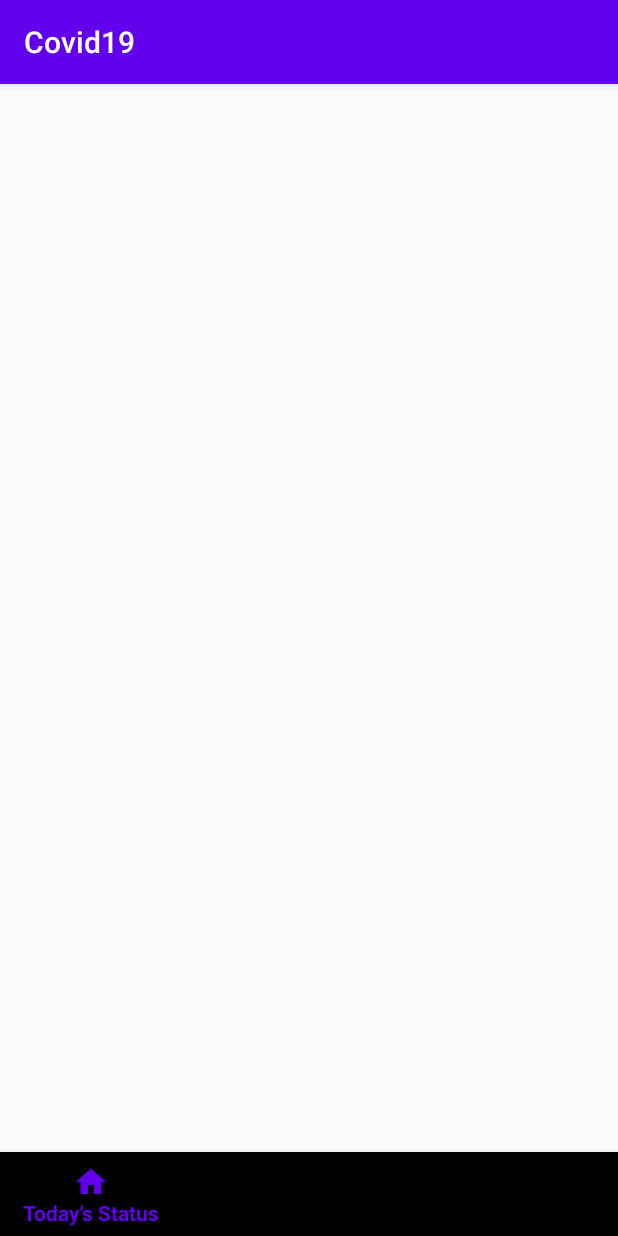
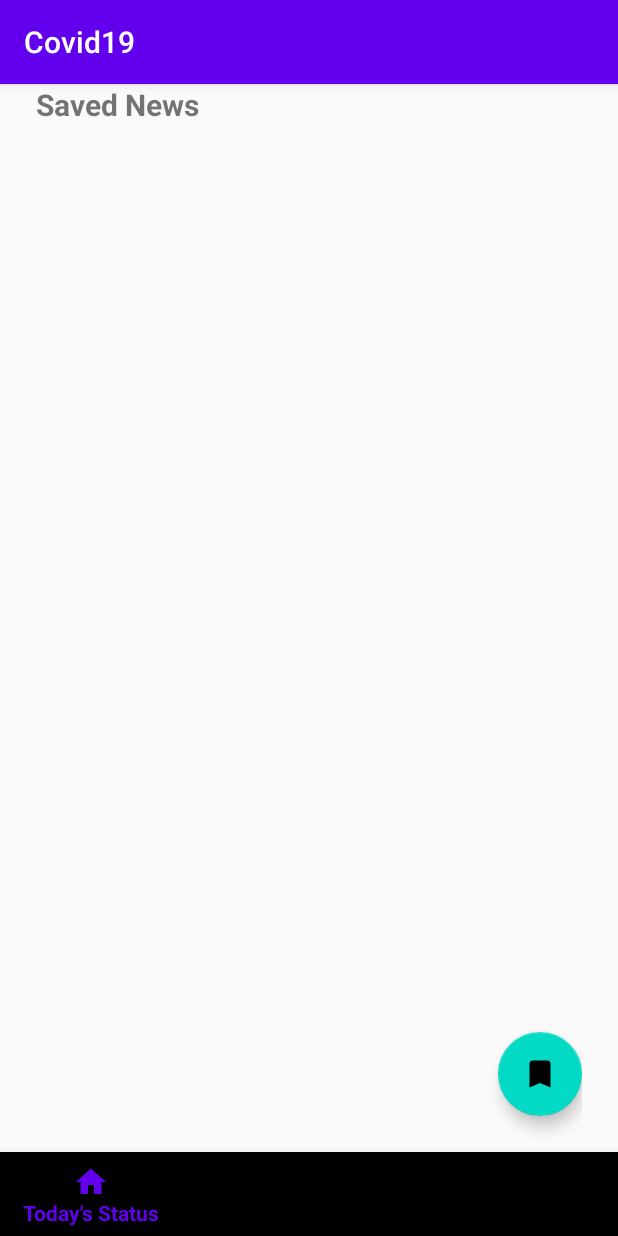
Before and after one commit to MilanGhimire/Covid19, an Android app: the SavedNewsFragment screen opened through its navigation route, on a phone screen of 412 x 824 dp. Run offline under Robolectric (Android 15) with nearby library versions, the phone set to English and light mode, and no system bars; our stand-ins replace navigation-ui; 1 statement that could not run was skipped.

Commit message:
Saved News rough design added.

```diff
--- a/app/src/main/res/layout/fragment_saved_news.xml
+++ b/app/src/main/res/layout/fragment_saved_news.xml
@@ -1,6 +1,35 @@
 <?xml version="1.0" encoding="utf-8"?>
 <androidx.constraintlayout.widget.ConstraintLayout
-    xmlns:android="http://schemas.android.com/apk/res/android" android:layout_width="match_parent"
-    android:layout_height="match_parent">
+    xmlns:android="http://schemas.android.com/apk/res/android"
+    xmlns:app="http://schemas.android.com/apk/res-auto"
+    xmlns:tools="http://schemas.android.com/tools"
+    android:layout_width="match_parent"
+    android:layout_height="match_parent"
+    style="@style/ParentLayout">
 
+    <TextView
+        android:id="@+id/textView"
+        style="@style/TitleText"
+        android:layout_width="wrap_content"
+        android:layout_height="wrap_content"
+        android:text="@string/saved_news"
+        app:layout_constraintStart_toStartOf="parent"
+        app:layout_constraintTop_toTopOf="parent" />
+
+    <androidx.recyclerview.widget.RecyclerView
+        android:layout_width="match_parent"
+        android:layout_height="wrap_content"
+        app:layout_constraintTop_toBottomOf="@+id/textView"
+        tools:layout_editor_absoluteX="24dp" />
+
+    <com.google.android.material.floatingactionbutton.FloatingActionButton
+        android:id="@+id/floatingActionButton2"
+        android:layout_width="wrap_content"
+        android:layout_height="wrap_content"
+        android:layout_marginEnd="0dp"
+        android:layout_marginBottom="24dp"
+        android:clickable="true"
+        app:layout_constraintBottom_toBottomOf="parent"
+        app:layout_constraintEnd_toEndOf="parent"
+        app:srcCompat="@drawable/ic_bookmark" />
 </androidx.constraintlayout.widget.ConstraintLayout>
```
